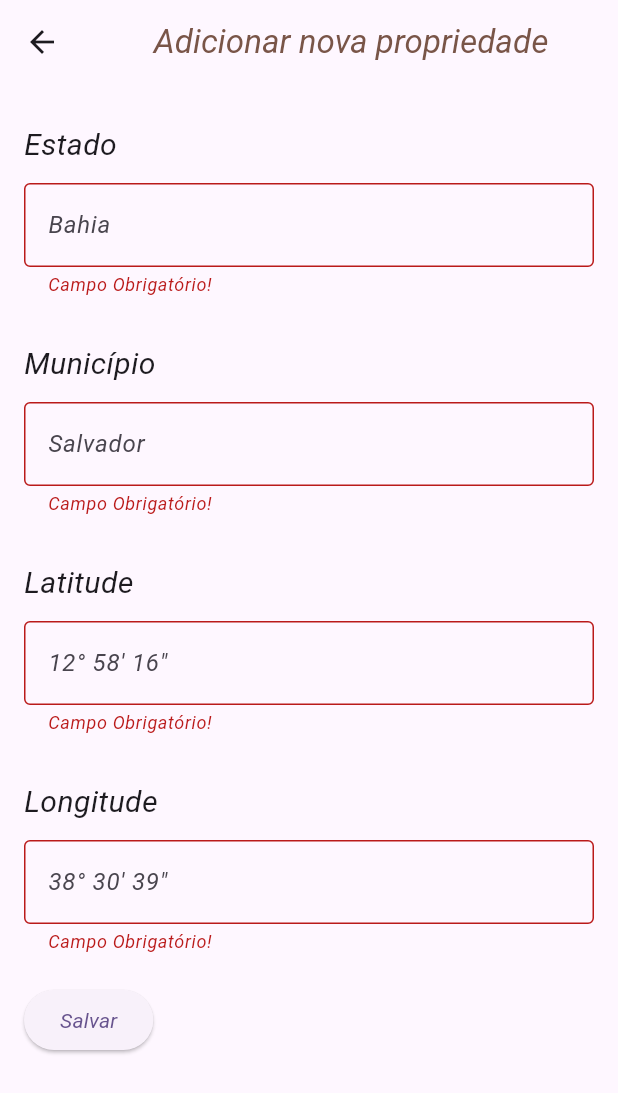
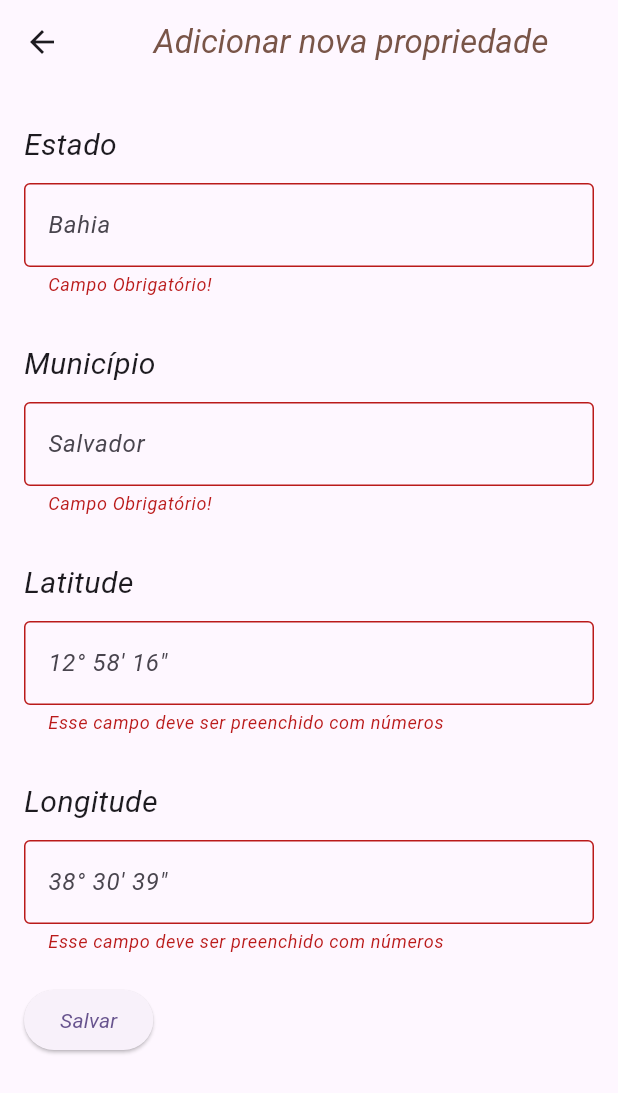
Before and after one commit to anabellypassos/GeoRural, a Flutter app: the CadastroPropriedades screen opened directly, after a tap on "Salvar", on a phone screen of 412 x 824 dp. Shown: the top 1093 px of the screen. Run offline on Flutter 3.47's test engine with Material 3 defaults, Android fonts, the phone set to English and light mode, and no system bars; missing offline and left inert: dart:ffi.

Commit message:
modelo sem api, validação de campo lat e long

```diff
--- a/lib/pages/cadastro_propriedades.dart
+++ b/lib/pages/cadastro_propriedades.dart
@@ -1,3 +1,5 @@
+import 'dart:ffi';
+
 import 'package:flutter/material.dart';
 
 class CadastroPropriedades extends StatelessWidget {
@@ -14,8 +16,16 @@ String? validateRequired(String? value) {
 
     return null;
   }
-
-
+ String? validateNumber(String? value) {
+  if (value == null || value.isEmpty) {
+    return 'Esse campo deve ser preenchido com números';
+  }
+  final number = num.tryParse(value); // Tenta converter o valor em um número
+  if (number == null) {
+    return 'Por favor, insira apenas números válidos';
+  }
+  return null; // Retorna nulo se o valor for válido
+}
 
   @override
   Widget build(BuildContext context) {
@@ -55,7 +65,6 @@ String? validateRequired(String? value) {
                     border: OutlineInputBorder(),
                     hintText: 'Bahia',
                   ),
-
                 ),
 
                 const SizedBox(height: 20),
@@ -77,7 +86,6 @@ String? validateRequired(String? value) {
                     border: OutlineInputBorder(),
                     hintText: 'Salvador',
                   ),
-
                 ),
 
                 const SizedBox(height: 20),
@@ -94,12 +102,11 @@ String? validateRequired(String? value) {
                   ),
                 ),
                 TextFormField(
-                validator: (value) => validateRequired(value),
+                  validator: (value) => validateNumber(value),
                   decoration: const InputDecoration(
                     border: OutlineInputBorder(),
                     hintText: '12° 58\' 16"',
                   ),
-
                 ),
 
                 const SizedBox(height: 20),
@@ -116,12 +123,11 @@ String? validateRequired(String? value) {
                   ),
                 ),
                 TextFormField(
-                   validator: (value) => validateRequired(value),
+                  validator: (value) => validateNumber(value),
                   decoration: const InputDecoration(
                     border: OutlineInputBorder(),
                     hintText: '38° 30\' 39"',
                   ),
-
                 ),
 
                 const SizedBox(height: 20),
```
Also changed, not shown: lib/pages/api/my_GeoJson_Map.dart (deleted, +0 -74 lines). Lines whose indentation alone changed are shown as unchanged.
